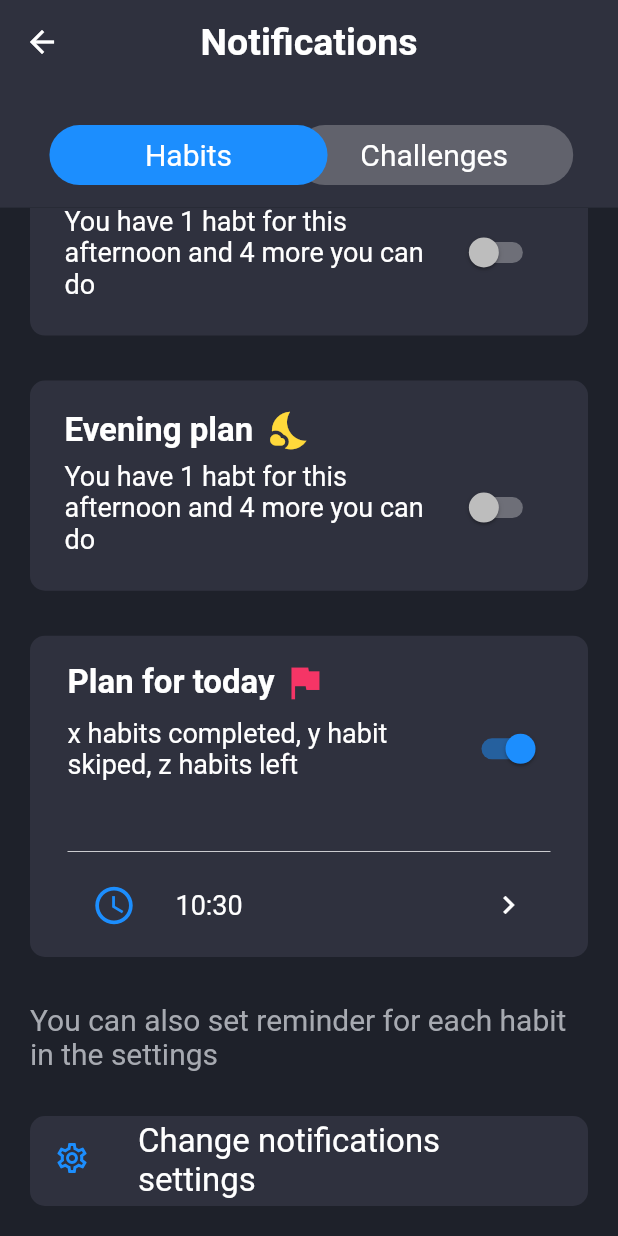
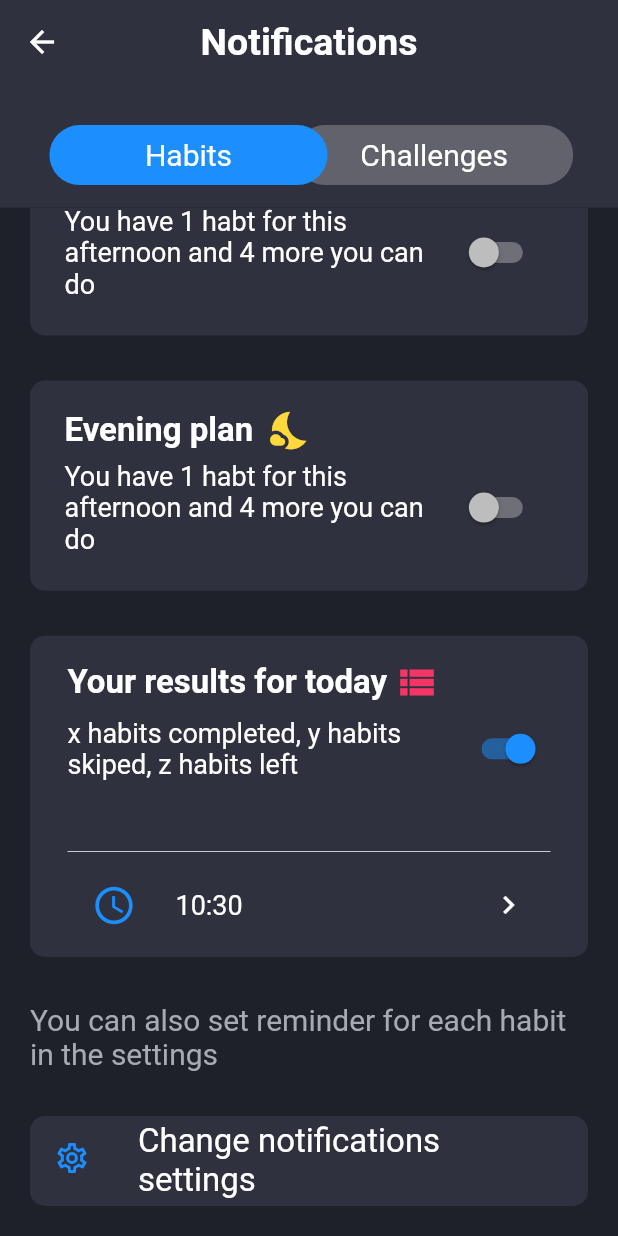
Before and after one commit to phian/Habit_Tracker_App, a Flutter app: the NotificationScreen screen opened directly, scrolled down 576 dp, on a phone screen of 412 x 824 dp. Run offline on Flutter 3.47's test engine with Material 2 defaults, Android fonts, the phone set to English and light mode, and no system bars; our stand-ins replace cool_alert, fl_chart, flutter_animation_progress_bar, flutter_swipe_action_cell, get and 4 more; missing offline and left inert: animate_icons, dart:ffi, flutter_date_picker_timeline, flutter_iconpicker, shrink_sidemenu, timeline_list; accounts and stored records are empty; statements that could not run were skipped.

Commit message:
Fixed wrong text in Notification screen

```diff
--- a/lib/view/notification_screen.dart
+++ b/lib/view/notification_screen.dart
@@ -160,11 +160,11 @@ class NotificationScreen extends StatelessWidget {
               ),
               SizedBox(height: 30.0),
               _todayPlanAndResultWidget(
-                title: "Plan for today",
+                title: "Your results for today",
                 summaryText:
-                    "x habits completed, y habit skiped, z habits left",
+                    "x habits completed, y habits skiped, z habits left",
                 value: _notificationController.isOnOrOffTodayResult,
-                icon: Icons.flag,
+                icon: Icons.view_list,
                 pickedTime: _notificationController.resultNotiPickedTime,
                 iconColor: Color(0xFFF53566),
               ),
```
